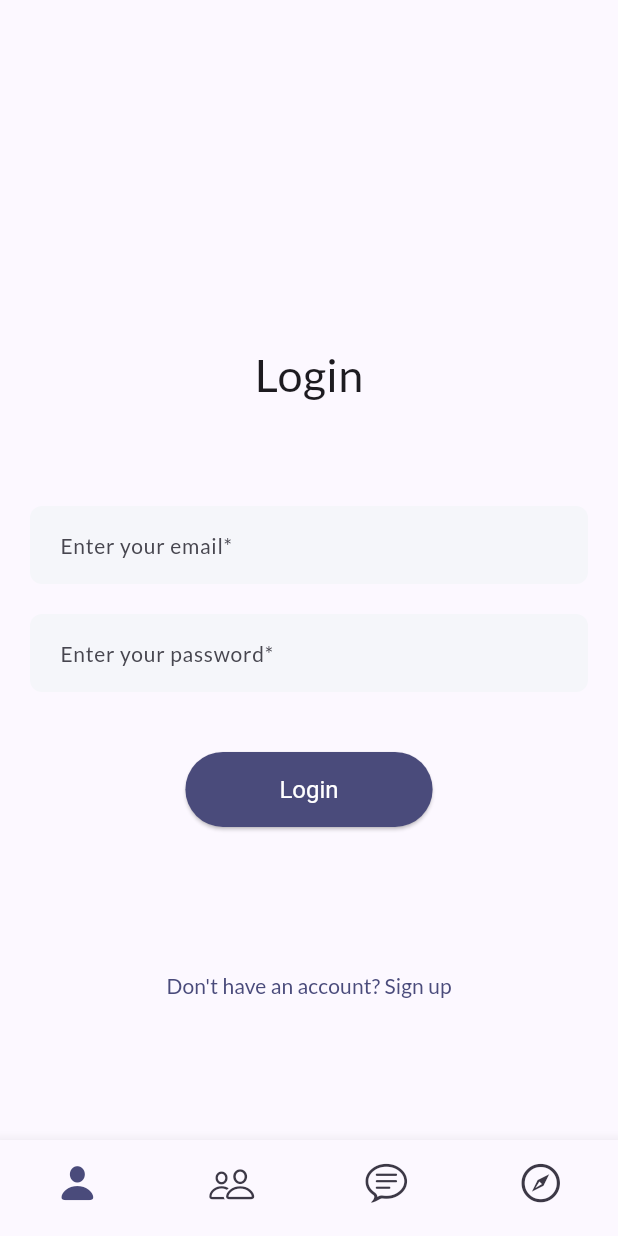
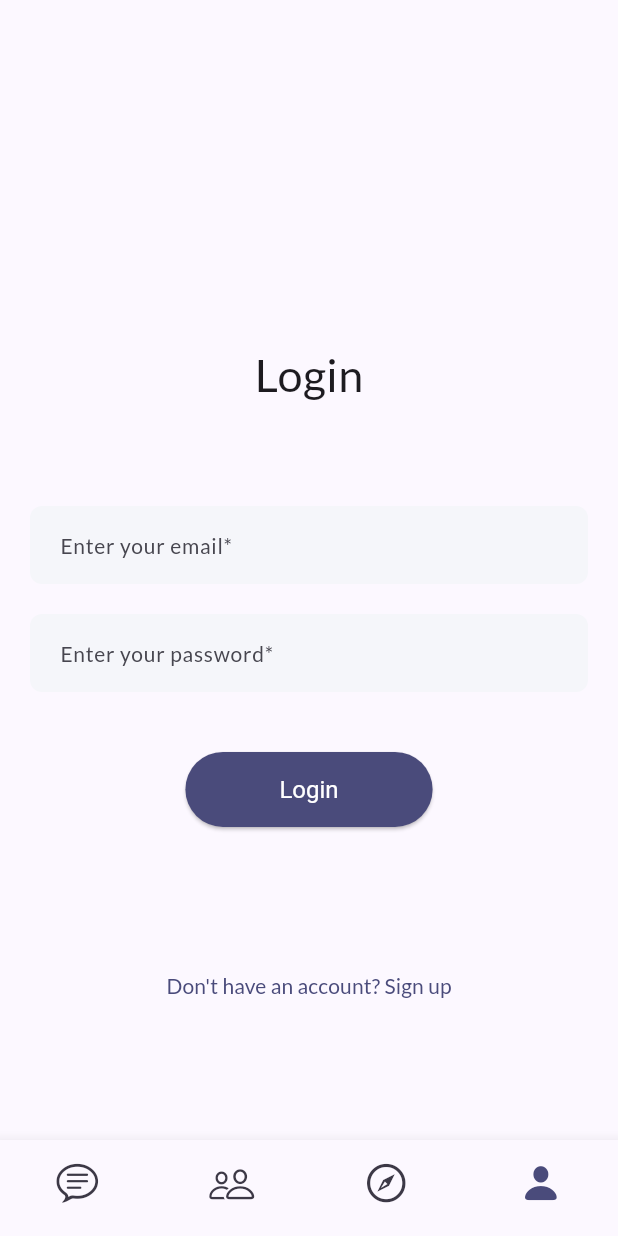
Before and after one commit to abdulrahmanyaqoup/Tareeqak-App, a Flutter app: the screen it shows after launch, on a phone screen of 412 x 824 dp. Run offline on Flutter 3.47's test engine with Material 3 defaults, Android fonts, the light colour scheme and no system bars; our stand-ins replace cached_network_image, flutter_dotenv, flutter_riverpod, google_fonts, image_picker, pin_code_fields and 1 more; network calls fail.

Commit message:
fix tabs

```diff
--- a/lib/Screens/tabs.dart
+++ b/lib/Screens/tabs.dart
@@ -12,19 +12,19 @@ class Tabs extends ConsumerStatefulWidget {
 }
 
 class TabsState extends ConsumerState<Tabs> {
-  int _pageIndex = 0;
+  int _pageIndex = 3;
   bool _isLoading = true;
   bool token = false;
 
   static final List<Widget> _widgetOptions = <Widget>[
-    const Index(),
-    const Volunteers(),
     const Center(
       child: Text("chatbot"),
     ),
+    const Volunteers(),
     const Center(
       child: Text("university"),
     ),
+    const Index(),
   ];
 
   @override
@@ -50,7 +50,7 @@ class TabsState extends ConsumerState<Tabs> {
     }
 
     return Scaffold(
-      appBar: _pageIndex != 0 && _pageIndex != 1
+      appBar: _pageIndex != 1 && _pageIndex != 3
           ? AppBar(
               title: Center(
                 child: Text(
@@ -77,25 +77,32 @@ class TabsState extends ConsumerState<Tabs> {
               .copyWith(color: Theme.of(context).colorScheme.secondary),
           showSelectedLabels: false,
           showUnselectedLabels: false,
-
           iconSize: 30,
           type: BottomNavigationBarType.fixed,
-          items:  [
+          items: [
             BottomNavigationBarItem(
-              icon: Icon(_pageIndex == 0 ? CupertinoIcons.person_fill : CupertinoIcons.person),
-              label: 'Profile',
+              icon: Icon(_pageIndex == 0
+                  ? CupertinoIcons.chat_bubble_text_fill
+                  : CupertinoIcons.chat_bubble_text),
+              label: 'ChatBot',
             ),
             BottomNavigationBarItem(
-              icon: Icon(_pageIndex == 1 ? CupertinoIcons.person_2_fill : CupertinoIcons.person_2),
+              icon: Icon(_pageIndex == 1
+                  ? CupertinoIcons.person_2_fill
+                  : CupertinoIcons.person_2),
               label: 'Volunteers',
             ),
             BottomNavigationBarItem(
-              icon: Icon(_pageIndex == 2 ? CupertinoIcons.chat_bubble_text_fill : CupertinoIcons.chat_bubble_text),
-              label: 'ChatBot',
+              icon: Icon(_pageIndex == 2
+                  ? CupertinoIcons.compass_fill
+                  : CupertinoIcons.compass),
+              label: 'University',
             ),
             BottomNavigationBarItem(
-            icon: Icon(_pageIndex == 3 ? CupertinoIcons.compass_fill : CupertinoIcons.compass),
-              label: 'University',
+              icon: Icon(_pageIndex == 3
+                  ? CupertinoIcons.person_fill
+                  : CupertinoIcons.person),
+              label: 'Profile',
             ),
           ],
         ),
@@ -106,13 +113,13 @@ class TabsState extends ConsumerState<Tabs> {
   String _getPageTitle(int index) {
     switch (index) {
       case 0:
+        return 'ChatBot';
+      case 1:
+        return 'Volunteers';
+      case 2:
+        return 'University';
+      case 3:
         return 'Profile';
-      case 1:
-        return 'University';
-      case 2:
-        return 'Volunteers';
-      case 3:
-        return 'ChatBot';
       default:
         return 'University';
     }
```
